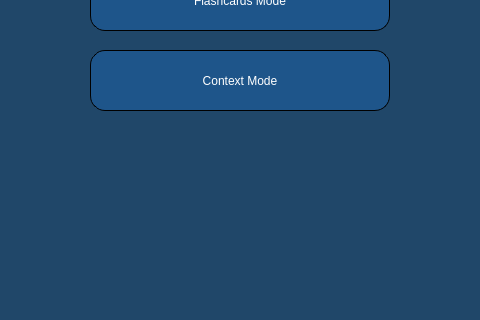
Old version of the form WindowsGraphics/ExerciserWindow.ui in the repository Skripkon/App-for-learning-English-LANGOD; both pictures show x 360 to 840 and y 300 to 620 of the 1200 by 800 pixel window.
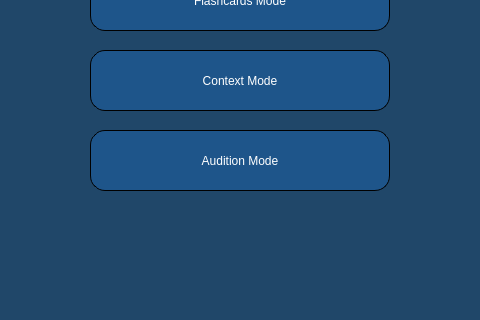
New version of the form.

The edit to the form file:
```diff
--- a/WindowsGraphics/ExerciserWindow.ui
+++ b/WindowsGraphics/ExerciserWindow.ui
@@ -174,6 +174,31 @@
     <string>Note that you are eligible to choose wordlists that contain at least 6 words</string>
    </property>
   </widget>
+  <widget class="QPushButton" name="audition_mode_button">
+   <property name="geometry">
+    <rect>
+     <x>450</x>
+     <y>430</y>
+     <width>300</width>
+     <height>61</height>
+    </rect>
+   </property>
+   <property name="styleSheet">
+    <string notr="true">QPushButton {background-color:rgb(30, 85, 138);
+font: 19pt &quot;Yrsa&quot;;
+color:white;
+selection-background-color: rgb(255, 255, 255);
+border-style: outset;
+border-width: 1px;
+border-radius: 15px;
+border-color: black;
+padding: 4px;}
+QPushButton:hover {background-color: rgb(20, 75, 130);}</string>
+   </property>
+   <property name="text">
+    <string>Audition Mode</string>
+   </property>
+  </widget>
  </widget>
  <resources/>
  <connections/>
```
